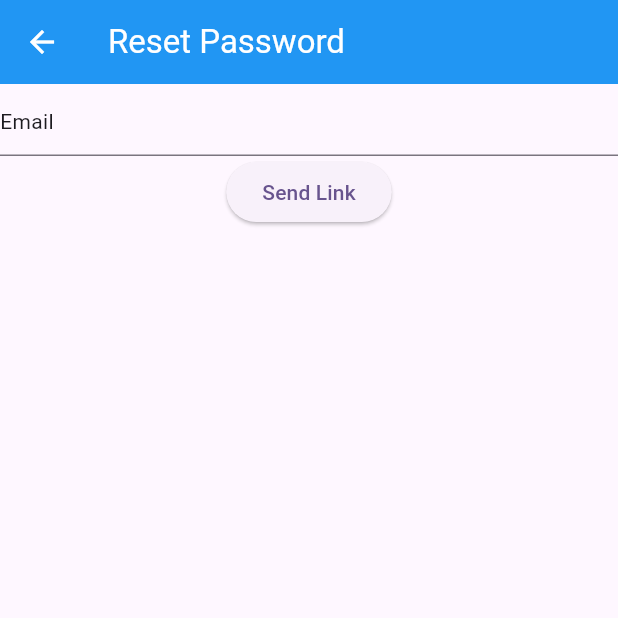
After one commit to AbRehman536/haris_backend, a Flutter app: the screen it shows after launch, after a tap on "Forget Password", on a phone screen of 412 x 824 dp, the top half of it. The commit adds this screen. Run offline on Flutter 3.47's test engine with Material 3 defaults, Android fonts, the phone set to English and light mode, and no system bars; our stand-ins replace cloud_firestore, firebase_auth, firebase_core; accounts and stored records are empty; network calls fail.

Commit message:
Login, Reset Password done

```diff
--- a/lib/main.dart
+++ b/lib/main.dart
@@ -1,5 +1,6 @@
 import 'package:firebase_core/firebase_core.dart';
 import 'package:flutter/material.dart';
+import 'package:haris_backend/views/auth/login.dart';
 import 'package:haris_backend/views/auth/register.dart';
 import 'package:haris_backend/views/priority/get_all_priority.dart';
 import 'package:haris_backend/views/tasks/get_all_task.dart';
@@ -36,7 +37,7 @@ class MyApp extends StatelessWidget {
         // tested with just a hot reload.
         colorScheme: ColorScheme.fromSeed(seedColor: Colors.deepPurple),
       ),
-      home: Register(),
+      home: Login(),
     );
   }
 }
--- /dev/null
+++ b/lib/views/auth/forget_password.dart
@@ -0,0 +1,63 @@
+import 'package:flutter/material.dart';
+import 'package:haris_backend/services/auth.dart';
+
+class ForgetPassword extends StatefulWidget {
+  const ForgetPassword({super.key});
+
+  @override
+  State<ForgetPassword> createState() => _ForgetPasswordState();
+}
+
+class _ForgetPasswordState extends State<ForgetPassword> {
+  TextEditingController emailController = TextEditingController();
+  bool isLoading = false;
+  @override
+  Widget build(BuildContext context) {
+    return Scaffold(
+      appBar: AppBar(
+        title: Text("Reset Password"),
+        backgroundColor: Colors.blue,
+        foregroundColor: Colors.white,
+      ),
+      body: Column(
+        children: [
+          TextField(
+            controller: emailController,
+            decoration: InputDecoration(
+              hint: Text("Email"),
+            ),
+          ),
+          isLoading ? Center(child: CircularProgressIndicator(),)
+              :ElevatedButton(onPressed: ()async{
+                try{
+                  isLoading = true;
+                  setState(() {});
+                  await AuthServices().resetPassword(
+                      email: emailController.text)
+                      .then((value){
+                    isLoading = false;
+                    setState(() {});
+                        showDialog(context: context, builder: (BuildContext context) {
+                          return AlertDialog(
+                            content: Text("Reset Password Successfully"),
+                            actions: [
+                              TextButton(onPressed: (){
+                                Navigator.pop(context);
+                                Navigator.pop(context);
+                              }, child: Text("Ok"))
+                            ],
+                          );
+                        });
+                  });
+                }catch(e){
+                  isLoading = false;
+                  setState(() {});
+                  ScaffoldMessenger.of(context)
+                      .showSnackBar(SnackBar(content: Text(e.toString())));
+                }
+          }, child: Text("Send Link"))
+        ],
+      ),
+    );
+  }
+}
--- /dev/null
+++ b/lib/views/auth/login.dart
@@ -0,0 +1,79 @@
+import 'package:flutter/material.dart';
+import 'package:haris_backend/services/auth.dart';
+import 'package:haris_backend/views/auth/forget_password.dart';
+import 'package:haris_backend/views/auth/register.dart';
+import 'package:haris_backend/views/tasks/get_all_task.dart';
+
+class Login extends StatefulWidget {
+  const Login({super.key});
+
+  @override
+  State<Login> createState() => _LoginState();
+}
+
+class _LoginState extends State<Login> {
+  TextEditingController emailController = TextEditingController();
+  TextEditingController passwordController = TextEditingController();
+  bool isLoading = false;
+  @override
+  Widget build(BuildContext context) {
+    return Scaffold(
+      appBar: AppBar(
+        title: Text("Login"),
+        backgroundColor: Colors.blue,
+        foregroundColor: Colors.white,
+      ),
+      body: Column(
+        children: [
+          TextField(
+            decoration: InputDecoration(
+              hint: Text("Email"),
+            ),
+          ),
+          TextField(
+            decoration: InputDecoration(
+              hint: Text("Password"),
+            ),
+          ),
+          isLoading ? Center(child: CircularProgressIndicator(),):
+          ElevatedButton(onPressed: ()async{
+            try{
+              await AuthServices().loginUser(
+                  email: emailController.text,
+                  password: passwordController.text)
+                  .then((value){
+                    if(value.emailVerified == true){
+                      Navigator.push(context, MaterialPageRoute(builder: (context)=> GetAllTask()));
+                    }else{
+                      isLoading = false;
+                      setState(() {});
+                      showDialog(context: context, builder: (BuildContext context) {
+                        return AlertDialog(
+                          content: Text("Please Verify Your Email"),
+                          actions: [
+                            TextButton(onPressed: (){
+                              Navigator.pop(context);
+                            }, child: Text("Ok"))
+                          ],
+                        );
+                      },);
+                    }
+              });
+            }catch(e){
+              isLoading = false;
+              setState(() {});
+              ScaffoldMessenger.of(context)
+                  .showSnackBar(SnackBar(content: Text(e.toString())));
+            }
+          }, child: Text("Login")),
+          ElevatedButton(onPressed: (){
+            Navigator.push(context, MaterialPageRoute(builder: (context)=> Register()));
+          }, child: Text("Register")),
+          ElevatedButton(onPressed: (){
+            Navigator.push(context, MaterialPageRoute(builder: (context)=> ForgetPassword()));
+          }, child: Text("Forget Password")),
+        ],
+      ),
+    );
+  }
+}
```
